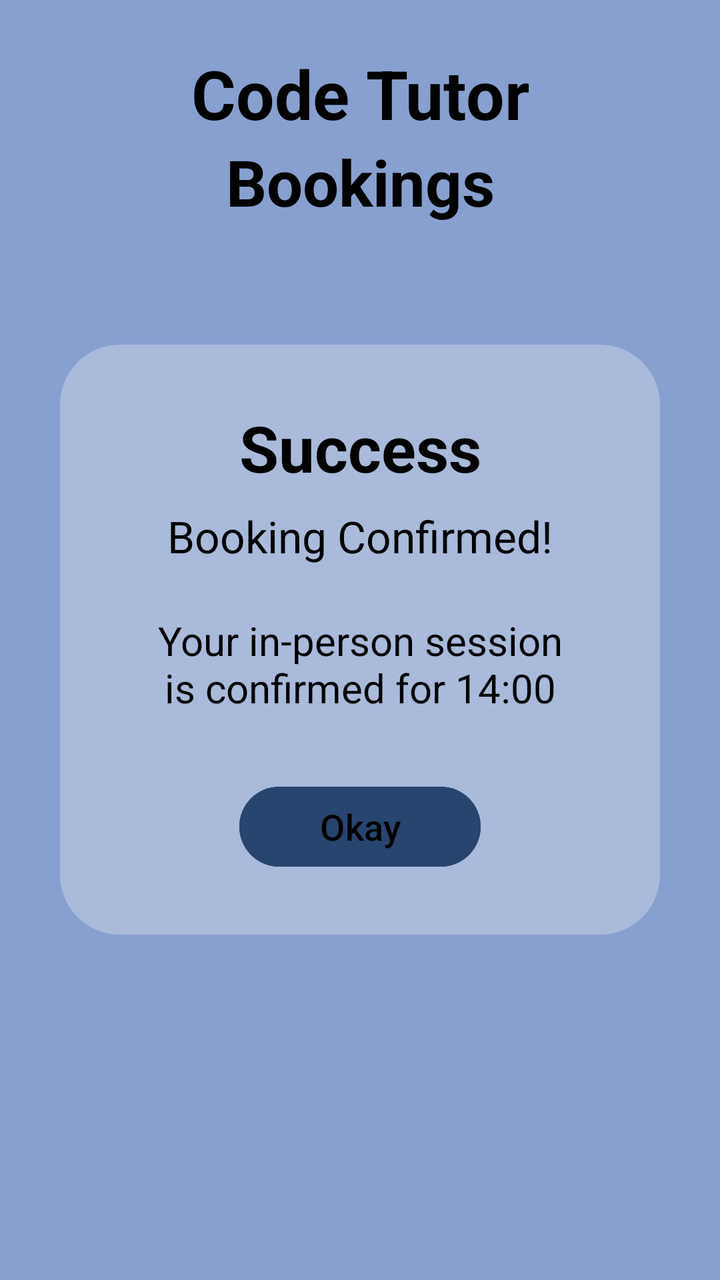
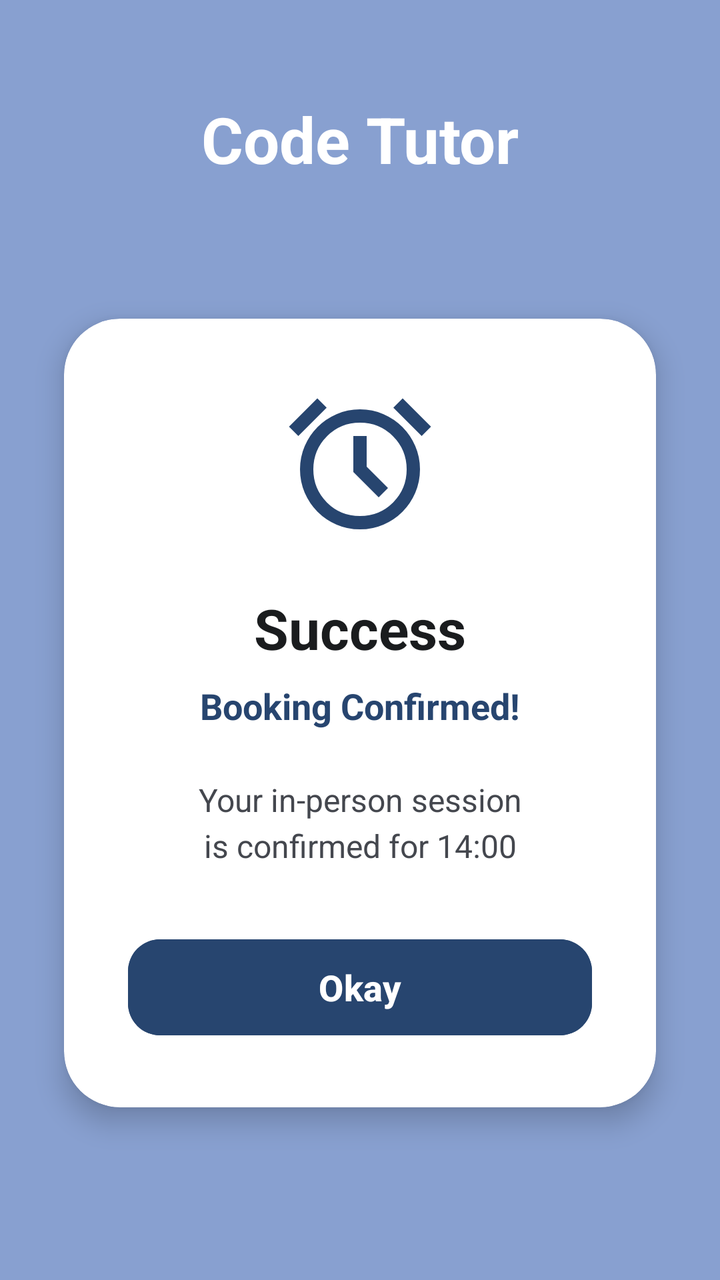

The first picture is an Android layout as it rendered before a commit; the second is the same layout after the commit. The layout source and the unified diff follow.
<!-- AndroidManifest.xml: application theme Theme.Interfaces -->
<!-- res/layout/bookings.xml -->
<?xml version="1.0" encoding="utf-8"?>
<androidx.constraintlayout.widget.ConstraintLayout xmlns:android="http://schemas.android.com/apk/res/android"
    xmlns:app="http://schemas.android.com/apk/res-auto"
    xmlns:tools="http://schemas.android.com/tools"
    android:id="@+id/bookingsMain"
    android:layout_width="match_parent"
    android:layout_height="match_parent"
    android:background="#88A0D0">

    <TextView
        android:id="@+id/codeTutorTitle"
        android:layout_width="wrap_content"
        android:layout_height="wrap_content"
        android:layout_marginTop="24dp"
        android:text="@string/code_tutor"
        android:textColor="#000000"
        android:textSize="34sp"
        android:textStyle="bold"
        app:layout_constraintEnd_toEndOf="parent"
        app:layout_constraintStart_toStartOf="parent"
        app:layout_constraintTop_toTopOf="parent" />

    <TextView
        android:id="@+id/bookingsTitle"
        android:layout_width="wrap_content"
        android:layout_height="wrap_content"
        android:text="@string/bookings"
        android:textColor="#000000"
        android:textSize="32sp"
        android:textStyle="bold"
        app:layout_constraintEnd_toEndOf="parent"
        app:layout_constraintStart_toStartOf="parent"
        app:layout_constraintTop_toBottomOf="@id/codeTutorTitle" />

    <androidx.constraintlayout.widget.ConstraintLayout
        android:id="@+id/successContainer"
        android:layout_width="0dp"
        android:layout_height="wrap_content"
        android:layout_marginStart="30dp"
        android:layout_marginTop="60dp"
        android:layout_marginEnd="30dp"
        android:background="@drawable/rounded_rectanglegrey"
        android:padding="30dp"
        app:layout_constraintEnd_toEndOf="parent"
        app:layout_constraintStart_toStartOf="parent"
        app:layout_constraintTop_toBottomOf="@id/bookingsTitle">

        <TextView
            android:id="@+id/successTitle"
            android:layout_width="wrap_content"
            android:layout_height="wrap_content"
            android:text="@string/success"
            android:textColor="#000000"
            android:textSize="32sp"
            android:textStyle="bold"
            app:layout_constraintEnd_toEndOf="parent"
            app:layout_constraintStart_toStartOf="parent"
            app:layout_constraintTop_toTopOf="parent" />

        <TextView
            android:id="@+id/bookingConfirmedText"
            android:layout_width="wrap_content"
            android:layout_height="wrap_content"
            android:layout_marginTop="8dp"
            android:text="@string/booking_confirmed"
            android:textColor="#000000"
            android:textSize="22sp"
            app:layout_constraintEnd_toEndOf="parent"
            app:layout_constraintStart_toStartOf="parent"
            app:layout_constraintTop_toBottomOf="@id/successTitle" />

        <TextView
            android:id="@+id/sessionDetailsText"
            android:layout_width="wrap_content"
            android:layout_height="wrap_content"
            android:layout_marginTop="24dp"
            android:gravity="center"
            android:text="@string/session_confirmed_text"
            android:textColor="#000000"
            android:textSize="20sp"
            app:layout_constraintEnd_toEndOf="parent"
            app:layout_constraintStart_toStartOf="parent"
            app:layout_constraintTop_toBottomOf="@id/bookingConfirmedText" />

        <com.google.android.material.button.MaterialButton
            android:id="@+id/btnOkay"
            android:layout_width="wrap_content"
            android:layout_height="wrap_content"
            android:layout_marginTop="32dp"
            android:backgroundTint="#27456F"
            android:paddingStart="40dp"
            android:paddingEnd="40dp"
            android:text="@string/okay"
            android:textAllCaps="false"
            android:textColor="#000000"
            android:textSize="18sp"
            app:cornerRadius="30dp"
            app:layout_constraintEnd_toEndOf="parent"
            app:layout_constraintStart_toStartOf="parent"
            app:layout_constraintTop_toBottomOf="@id/sessionDetailsText" />

    </androidx.constraintlayout.widget.ConstraintLayout>

</androidx.constraintlayout.widget.ConstraintLayout>
<!-- resources referenced by this layout -->
<resources>
  <!-- drawable rounded_rectanglegrey (drawable) -->
  <?xml version="1.0" encoding="utf-8"?>
  <shape xmlns:android="http://schemas.android.com/apk/res/android"
      android:shape="rectangle">
      <solid android:color="#AABADB" />
      <corners android:radius="30dp" />
  </shape>
  <string name="booking_confirmed">Booking Confirmed!</string>
  <string name="bookings">Bookings</string>
  <string name="code_tutor">Code Tutor</string>
  <string name="okay">Okay</string>
  <string name="session_confirmed_text">Your in-person session\nis confirmed for 14:00</string>
  <string name="success">Success</string>
  <style name="Theme.Interfaces" parent="Base.Theme.Interfaces" />
  <style name="Base.Theme.Interfaces" parent="Theme.Material3.DayNight.NoActionBar">
          
          
      </style>
</resources>

<!-- the commit's change to res/layout/bookings.xml (unified diff, before → after) -->
@@ -5,100 +5,93 @@
     android:id="@+id/bookingsMain"
     android:layout_width="match_parent"
     android:layout_height="match_parent"
-    android:background="#88A0D0">
+    android:background="@color/secondary_blue">
 
     <TextView
         android:id="@+id/codeTutorTitle"
         android:layout_width="wrap_content"
         android:layout_height="wrap_content"
-        android:layout_marginTop="24dp"
+        android:layout_marginTop="48dp"
         android:text="@string/code_tutor"
-        android:textColor="#000000"
-        android:textSize="34sp"
+        android:textColor="@color/white"
+        android:textSize="32sp"
         android:textStyle="bold"
         app:layout_constraintEnd_toEndOf="parent"
         app:layout_constraintStart_toStartOf="parent"
         app:layout_constraintTop_toTopOf="parent" />
 
-    <TextView
-        android:id="@+id/bookingsTitle"
-        android:layout_width="wrap_content"
+    <com.google.android.material.card.MaterialCardView
+        android:id="@+id/successCard"
+        android:layout_width="match_parent"
         android:layout_height="wrap_content"
-        android:text="@string/bookings"
-        android:textColor="#000000"
-        android:textSize="32sp"
-        android:textStyle="bold"
-        app:layout_constraintEnd_toEndOf="parent"
-        app:layout_constraintStart_toStartOf="parent"
-        app:layout_constraintTop_toBottomOf="@id/codeTutorTitle" />
+        android:layout_margin="32dp"
+        app:cardBackgroundColor="@color/white"
+        app:cardCornerRadius="28dp"
+        app:cardElevation="8dp"
+        app:layout_constraintBottom_toBottomOf="parent"
+        app:layout_constraintTop_toBottomOf="@id/codeTutorTitle"
+        app:layout_constraintVertical_bias="0.4"
+        app:strokeWidth="0dp">
 
-    <androidx.constraintlayout.widget.ConstraintLayout
-        android:id="@+id/successContainer"
-        android:layout_width="0dp"
-        android:layout_height="wrap_content"
-        android:layout_marginStart="30dp"
-        android:layout_marginTop="60dp"
-        android:layout_marginEnd="30dp"
-        android:background="@drawable/rounded_rectanglegrey"
-        android:padding="30dp"
-        app:layout_constraintEnd_toEndOf="parent"
-        app:layout_constraintStart_toStartOf="parent"
-        app:layout_constraintTop_toBottomOf="@id/bookingsTitle">
+        <LinearLayout
+            android:layout_width="match_parent"
+            android:layout_height="wrap_content"
+            android:gravity="center"
+            android:orientation="vertical"
+            android:padding="32dp">
 
-        <TextView
-            android:id="@+id/successTitle"
-            android:layout_width="wrap_content"
-            android:layout_height="wrap_content"
-            android:text="@string/success"
-            android:textColor="#000000"
-            android:textSize="32sp"
-            android:textStyle="bold"
-            app:layout_constraintEnd_toEndOf="parent"
-            app:layout_constraintStart_toStartOf="parent"
-            app:layout_constraintTop_toTopOf="parent" />
+            
+            <ImageView
+                android:layout_width="80dp"
+                android:layout_height="80dp"
+                android:layout_marginBottom="24dp"
+                android:src="@drawable/outline_alarm_24"
+                app:tint="@color/primary_blue" />
 
-        <TextView
-            android:id="@+id/bookingConfirmedText"
-            android:layout_width="wrap_content"
-            android:layout_height="wrap_content"
-            android:layout_marginTop="8dp"
-            android:text="@string/booking_confirmed"
-            android:textColor="#000000"
-            android:textSize="22sp"
-            app:layout_constraintEnd_toEndOf="parent"
-            app:layout_constraintStart_toStartOf="parent"
-            app:layout_constraintTop_toBottomOf="@id/successTitle" />
+            <TextView
+                android:id="@+id/successTitle"
+                android:layout_width="wrap_content"
+                android:layout_height="wrap_content"
+                android:text="@string/success"
+                android:textColor="@color/text_main"
+                android:textSize="28sp"
+                android:textStyle="bold" />
 
-        <TextView
-            android:id="@+id/sessionDetailsText"
-            android:layout_width="wrap_content"
-            android:layout_height="wrap_content"
-            android:layout_marginTop="24dp"
-            android:gravity="center"
-            android:text="@string/session_confirmed_text"
-            android:textColor="#000000"
-            android:textSize="20sp"
-            app:layout_constraintEnd_toEndOf="parent"
-            app:layout_constraintStart_toStartOf="parent"
-            app:layout_constraintTop_toBottomOf="@id/bookingConfirmedText" />
+            <TextView
+                android:id="@+id/bookingConfirmedText"
+                android:layout_width="wrap_content"
+                android:layout_height="wrap_content"
+                android:layout_marginTop="8dp"
+                android:text="@string/booking_confirmed"
+                android:textColor="@color/primary_blue"
+                android:textSize="18sp"
+                android:textStyle="bold" />
 
-        <com.google.android.material.button.MaterialButton
-            android:id="@+id/btnOkay"
-            android:layout_width="wrap_content"
-            android:layout_height="wrap_content"
-            android:layout_marginTop="32dp"
-            android:backgroundTint="#27456F"
-            android:paddingStart="40dp"
-            android:paddingEnd="40dp"
-            android:text="@string/okay"
-            android:textAllCaps="false"
-            android:textColor="#000000"
-            android:textSize="18sp"
-            app:cornerRadius="30dp"
-            app:layout_constraintEnd_toEndOf="parent"
-            app:layout_constraintStart_toStartOf="parent"
-            app:layout_constraintTop_toBottomOf="@id/sessionDetailsText" />
+            <TextView
+                android:id="@+id/sessionDetailsText"
+                android:layout_width="wrap_content"
+                android:layout_height="wrap_content"
+                android:layout_marginTop="24dp"
+                android:gravity="center"
+                android:text="@string/session_confirmed_text"
+                android:textColor="@color/text_secondary"
+                android:textSize="16sp"
+                android:lineSpacingExtra="4dp" />
 
-    </androidx.constraintlayout.widget.ConstraintLayout>
+            <com.google.android.material.button.MaterialButton
+                android:id="@+id/btnOkay"
+                android:layout_width="match_parent"
+                android:layout_height="56dp"
+                android:layout_marginTop="32dp"
+                android:backgroundTint="@color/primary_blue"
+                android:text="@string/okay"
+                android:textAllCaps="false"
+                android:textColor="@color/white"
+                android:textSize="18sp"
+                android:textStyle="bold"
+                app:cornerRadius="16dp" />
+
+        </LinearLayout>
+    </com.google.android.material.card.MaterialCardView>
 
 </androidx.constraintlayout.widget.ConstraintLayout>
<!-- resource entries referenced after the edit -->
@@ -1,14 +1,17 @@
 <!-- resources referenced by this layout -->
 <resources>
-  <!-- drawable rounded_rectanglegrey (drawable) -->
-  <?xml version="1.0" encoding="utf-8"?>
-  <shape xmlns:android="http://schemas.android.com/apk/res/android"
-      android:shape="rectangle">
-      <solid android:color="#AABADB" />
-      <corners android:radius="30dp" />
-  </shape>
+  <color name="primary_blue">#27456F</color>
+  <color name="secondary_blue">#88A0D0</color>
+  <color name="text_main">#1A1C1E</color>
+  <color name="text_secondary">#44474E</color>
+  <color name="white">#FFFFFFFF</color>
+  <!-- drawable outline_alarm_24 (drawable) -->
+  <vector xmlns:android="http://schemas.android.com/apk/res/android" android:height="24dp" android:tint="#000000" android:viewportHeight="960" android:viewportWidth="960" android:width="24dp">
+        
+      <path android:fillColor="@android:color/white" android:pathData="M339.5,851.5Q274,823 225.5,774.5Q177,726 148.5,660.5Q120,595 120,520Q120,445 148.5,379.5Q177,314 225.5,265.5Q274,217 339.5,188.5Q405,160 480,160Q555,160 620.5,188.5Q686,217 734.5,265.5Q783,314 811.5,379.5Q840,445 840,520Q840,595 811.5,660.5Q783,726 734.5,774.5Q686,823 620.5,851.5Q555,880 480,880Q405,880 339.5,851.5ZM480,520Q480,520 480,520Q480,520 480,520Q480,520 480,520Q480,520 480,520Q480,520 480,520Q480,520 480,520Q480,520 480,520Q480,520 480,520ZM592,688L648,632L520,504L520,320L440,320L440,536L592,688ZM224,94L280,150L110,320L54,264L224,94ZM736,94L906,264L850,320L680,150L736,94ZM480,800Q597,800 678.5,718.5Q760,637 760,520Q760,403 678.5,321.5Q597,240 480,240Q363,240 281.5,321.5Q200,403 200,520Q200,637 281.5,718.5Q363,800 480,800Z"/>
+      
+  </vector>
   <string name="booking_confirmed">Booking Confirmed!</string>
-  <string name="bookings">Bookings</string>
   <string name="code_tutor">Code Tutor</string>
   <string name="okay">Okay</string>
   <string name="session_confirmed_text">Your in-person session\nis confirmed for 14:00</string>
